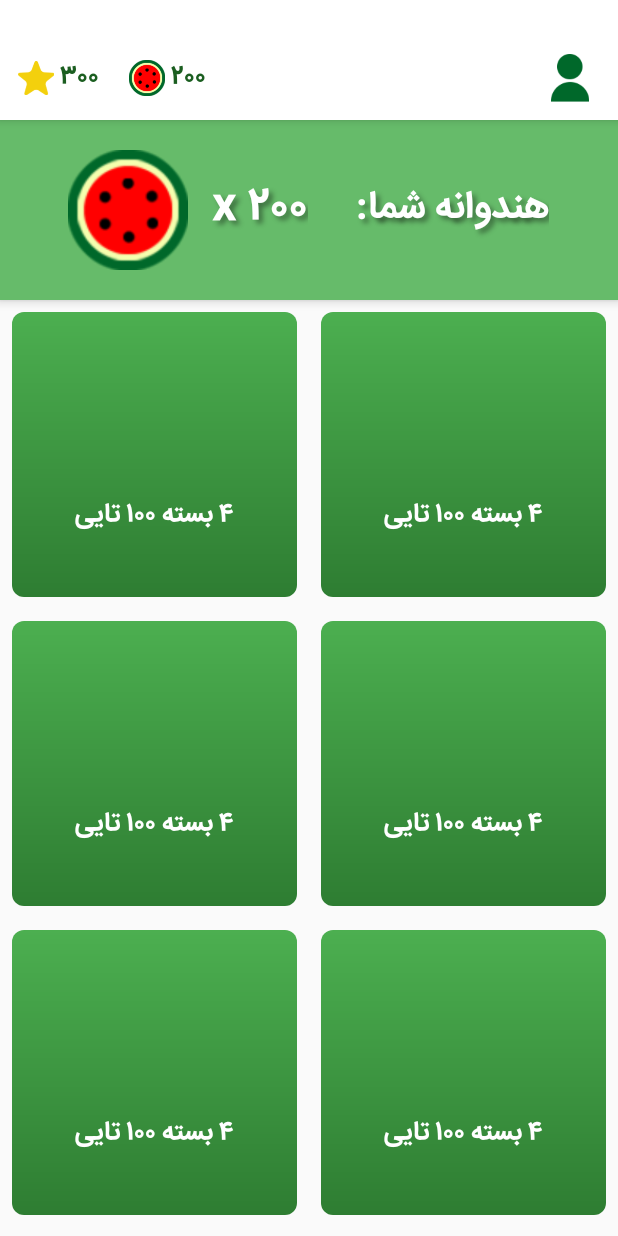
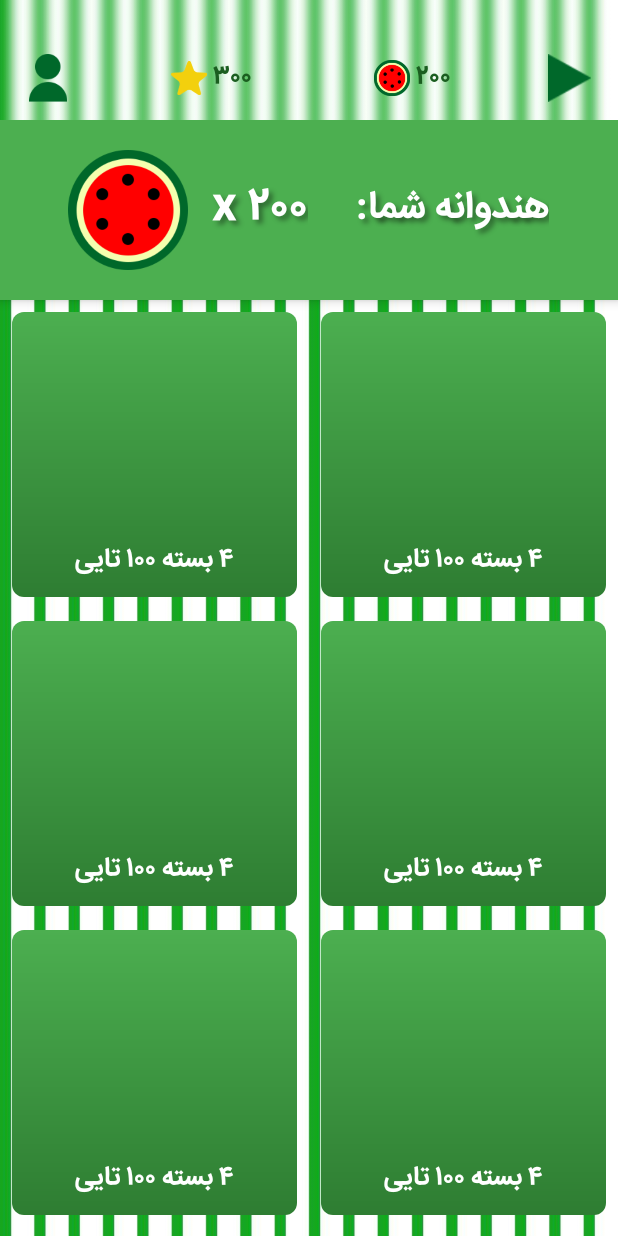
Before and after one commit to xei/khandevaneh, an Android app: the StoreActivity screen opened directly, with no data from a screen before it, on a phone screen of 412 x 824 dp. Run offline under Robolectric (Android 15) with nearby library versions, the phone set to English and light mode, and no system bars; libraries missing offline, so code that uses them is left out: com.facebook.drawee; plain views replace SimpleDraweeView; 2 statements that could not run were skipped.

Commit message:
modify store UI

```diff
--- a/app/src/main/java/ir/tvnasim/khandevaneh/app/BaseActivity.java
+++ b/app/src/main/java/ir/tvnasim/khandevaneh/app/BaseActivity.java
@@ -16,6 +16,7 @@ import ir.tvnasim.khandevaneh.account.LoginActivity;
 import ir.tvnasim.khandevaneh.account.ProfileActivity;
 import ir.tvnasim.khandevaneh.account.User;
 import ir.tvnasim.khandevaneh.helper.HelperFunctions;
+import ir.tvnasim.khandevaneh.helper.LogHelper;
 import ir.tvnasim.khandevaneh.leaderboard.LeaderBoardActivity;
 import ir.tvnasim.khandevaneh.store.StoreActivity;
 
@@ -33,6 +34,7 @@ public class BaseActivity extends AppCompatActivity implements View.OnClickListe
     private TextView mMelonScoreTextView;
     private LinearLayout mExperienceScoreLinearLayout;
     private TextView mExperienceScoreTextView;
+    private ImageButton mUpImageButton;
 
 
     @Override
@@ -48,7 +50,12 @@ public class BaseActivity extends AppCompatActivity implements View.OnClickListe
         toolbarViewStub.inflate();
 
         findViews();
-        setOnClickListeners();
+
+        try {
+            setOnClickListeners();
+        } catch (NullPointerException npe) {
+            LogHelper.logInfo(TAG_DEBUG, "some views not find");
+        }
 
     }
 
@@ -64,6 +71,7 @@ public class BaseActivity extends AppCompatActivity implements View.OnClickListe
         mMelonScoreTextView = (TextView) mMelonScoreLinearLayout.findViewById(R.id.layoutToolbarScore_textView_score);
         mExperienceScoreLinearLayout = (LinearLayout) toolbar.findViewById(R.id.toolbarHome_linearLayout_experience);
         mExperienceScoreTextView = (TextView) mExperienceScoreLinearLayout.findViewById(R.id.layoutToolbarScore_textView_score);
+        mUpImageButton = (ImageButton) findViewById(R.id.toolbarHome_imageButton_up);
 
         ImageView melonScoreImageView = (ImageView) toolbar.findViewById(R.id.toolbarHome_linearLayout_melon).findViewById(R.id.layoutToolbarScore_imageView_icon);
         melonScoreImageView.setImageResource(R.drawable.ic_toolbar_home_melon);
@@ -79,10 +87,11 @@ public class BaseActivity extends AppCompatActivity implements View.OnClickListe
         showScoresForLoggedInUses();
     }
 
-    private void setOnClickListeners() {
+    private void setOnClickListeners() throws NullPointerException{
         mProfileImageButton.setOnClickListener(this);
         mMelonScoreLinearLayout.setOnClickListener(this);
         mExperienceScoreLinearLayout.setOnClickListener(this);
+        mUpImageButton.setOnClickListener(this);
     }
 
     public void showScoresForLoggedInUses() {
@@ -129,6 +138,7 @@ public class BaseActivity extends AppCompatActivity implements View.OnClickListe
                     });
                 }
                 break;
+
             case R.id.toolbarHome_linearLayout_experience:
                 if (!(this instanceof LeaderBoardActivity)) {
                     User.getInstance().isLoggedIn(new User.IsLoggedInListener() {
@@ -143,6 +153,10 @@ public class BaseActivity extends AppCompatActivity implements View.OnClickListe
                     });
                 }
                 break;
+
+            case R.id.toolbarHome_imageButton_up:
+                finish();
+                break;
         }
     }
 }
--- a/app/src/main/java/ir/tvnasim/khandevaneh/store/StoreActivity.java
+++ b/app/src/main/java/ir/tvnasim/khandevaneh/store/StoreActivity.java
@@ -36,6 +36,11 @@ public class StoreActivity extends BaseActivity {
 
         findViews();
         initRecyclerView();
+    }
+
+    @Override
+    public int getToolbarViewId() {
+        return R.layout.toolbar_store;
     }
 
     private void findViews() {
--- a/app/src/main/res/layout/activity_store.xml
+++ b/app/src/main/res/layout/activity_store.xml
@@ -6,6 +6,7 @@
     xmlns:tools="http://schemas.android.com/tools"
     android:layout_width="match_parent"
     android:layout_height="match_parent"
+    android:background="@drawable/background_store"
     tools:context="ir.tvnasim.khandevaneh.store.StoreActivity" >
 
     <RelativeLayout
@@ -26,7 +27,7 @@
             <ImageView
                 android:layout_width="@dimen/dimen_melon_image"
                 android:layout_height="@dimen/dimen_melon_image"
-                android:src="@drawable/ic_toolbar_home_melon" />
+                android:src="@drawable/ic_store_melon" />
 
             <ir.tvnasim.khandevaneh.view.XeiTextView
                 android:id="@+id/activityStore_textView_melon"
--- a/app/src/main/res/layout/row_store.xml
+++ b/app/src/main/res/layout/row_store.xml
@@ -1,19 +1,20 @@
 <?xml version="1.0" encoding="utf-8"?>
 
-<LinearLayout
+<RelativeLayout
     xmlns:android="http://schemas.android.com/apk/res/android"
     xmlns:app="http://schemas.android.com/apk/res-auto"
-    android:orientation="vertical"
     android:layout_width="match_parent"
     android:layout_height="@dimen/dimen_row_item"
     android:layout_margin="@dimen/margin_row_item"
     android:layout_gravity="center"
-    android:background="@drawable/background_store_item" >
+    android:background="@drawable/background_store_item"
+    android:foreground="?attr/selectableItemBackgroundBorderless" >
 
     <com.facebook.drawee.view.SimpleDraweeView
         android:id="@+id/rowStore_simpleDraweeView_image"
         android:layout_width="match_parent"
-        android:layout_height="@dimen/height_storeActivity_row_image"
+        android:layout_height="match_parent"
+        android:layout_above="@+id/rowStore_xeiTextView_title"
         app:actualImageScaleType="centerInside"
         app:failureImage="@drawable/logo"
         app:failureImageScaleType="centerInside" />
@@ -22,6 +23,7 @@
         android:id="@+id/rowStore_xeiTextView_title"
         android:layout_width="match_parent"
         android:layout_height="@dimen/height_storeActivity_row_title"
+        android:layout_alignParentBottom="true"
         android:gravity="center"
         android:textSize="@dimen/textSize_toolbar_score"
         android:textStyle="bold"
@@ -29,4 +31,4 @@
         app:locale="fa_IR"
         app:style="bold" />
 
-</LinearLayout>
+</RelativeLayout>
--- /dev/null
+++ b/app/src/main/res/layout/toolbar_store.xml
@@ -0,0 +1,86 @@
+<?xml version="1.0" encoding="utf-8"?>
+
+<!-- root id must be "@+id/activityBase_toolbar" -->
+<!-- include statusBar view -->
+
+<RelativeLayout
+    xmlns:android="http://schemas.android.com/apk/res/android"
+    android:id="@+id/activityBase_toolbar"
+    android:layout_width="match_parent"
+    android:layout_height="match_parent"
+    android:background="@drawable/background_store_toolbar"
+    android:elevation="@dimen/elevation_toolbar" >
+
+    <View
+        android:id="@+id/toolbarHome_view_statusBar"
+        android:layout_width="match_parent"
+        android:layout_height="@dimen/height_statusbar"
+        android:layout_alignParentTop="true" />
+
+    <RelativeLayout
+        android:layout_width="match_parent"
+        android:layout_height="match_parent"
+        android:layout_below="@+id/toolbarHome_view_statusBar" >
+
+        <ImageButton
+            android:id="@+id/toolbarHome_imageButton_profile"
+            android:layout_width="@dimen/dimen_toolbar_action"
+            android:layout_height="@dimen/dimen_toolbar_action"
+            android:layout_alignParentLeft="true"
+            android:layout_centerVertical="true"
+            android:layout_marginLeft="@dimen/margin_toolbar_action"
+            android:padding="@dimen/padding_toolbar_action"
+            android:background="?attr/selectableItemBackgroundBorderless"
+            android:scaleType="centerInside"
+            android:src="@drawable/ic_toolbar_home_profile" />
+
+        <LinearLayout
+            android:id="@+id/toolbarHome_linearLayout_scoreSection"
+            android:layout_width="match_parent"
+            android:layout_height="wrap_content"
+            android:layout_toRightOf="@+id/toolbarHome_imageButton_profile"
+            android:layout_toLeftOf="@+id/toolbarHome_imageButton_up"
+            android:layout_marginLeft="@dimen/margin_toolbar_score"
+            android:layout_marginRight="@dimen/margin_toolbar_score"
+            android:layout_centerVertical="true"
+            android:orientation="horizontal"
+            android:weightSum="2"
+            android:visibility="gone" >
+
+            <RelativeLayout
+                android:layout_width="0dp"
+                android:layout_weight="1"
+                android:layout_height="@dimen/dimen_toolbar_score"
+                android:gravity="center" >
+                <include
+                    android:id="@+id/toolbarHome_linearLayout_experience"
+                    layout="@layout/layout_toolbar_score" />
+            </RelativeLayout>
+
+            <RelativeLayout
+                android:layout_width="0dp"
+                android:layout_weight="1"
+                android:layout_height="@dimen/dimen_toolbar_score"
+                android:gravity="center" >
+                <include
+                    android:id="@+id/toolbarHome_linearLayout_melon"
+                    layout="@layout/layout_toolbar_score" />
+            </RelativeLayout>
+
+        </LinearLayout>
+
+        <ImageButton
+            android:id="@+id/toolbarHome_imageButton_up"
+            android:layout_width="@dimen/dimen_toolbar_action"
+            android:layout_height="@dimen/dimen_toolbar_action"
+            android:layout_alignParentRight="true"
+            android:layout_centerVertical="true"
+            android:layout_marginRight="@dimen/margin_toolbar_action"
+            android:padding="@dimen/padding_toolbar_action"
+            android:background="?attr/selectableItemBackgroundBorderless"
+            android:scaleType="centerInside"
+            android:src="@drawable/ic_toolbar_up_dark" />
+
+    </RelativeLayout>
+
+</RelativeLayout>
--- a/app/src/main/res/values/colors.xml
+++ b/app/src/main/res/values/colors.xml
@@ -33,7 +33,7 @@
     <color name="shadow_userRankSection_text">#bc000000</color>
 
     <!-- StoreActivity -->
-    <color name="background_userMelonSection">@color/materialGreen400</color>
+    <color name="background_userMelonSection">@color/materialGreen500</color>
     <color name="shadow_userMelonSection_text">#64000000</color>
 
 </resources>
```
Also changed, not shown: app/src/main/res/drawable/background_store.png (added), app/src/main/res/drawable/background_store_toolbar.png (added), app/src/main/res/drawable/ic_store_melon.png (added), app/src/main/res/drawable/ic_toolbar_up_dark.png (added), app/src/main/res/drawable/ic_toolbar_up_light.png (added).
